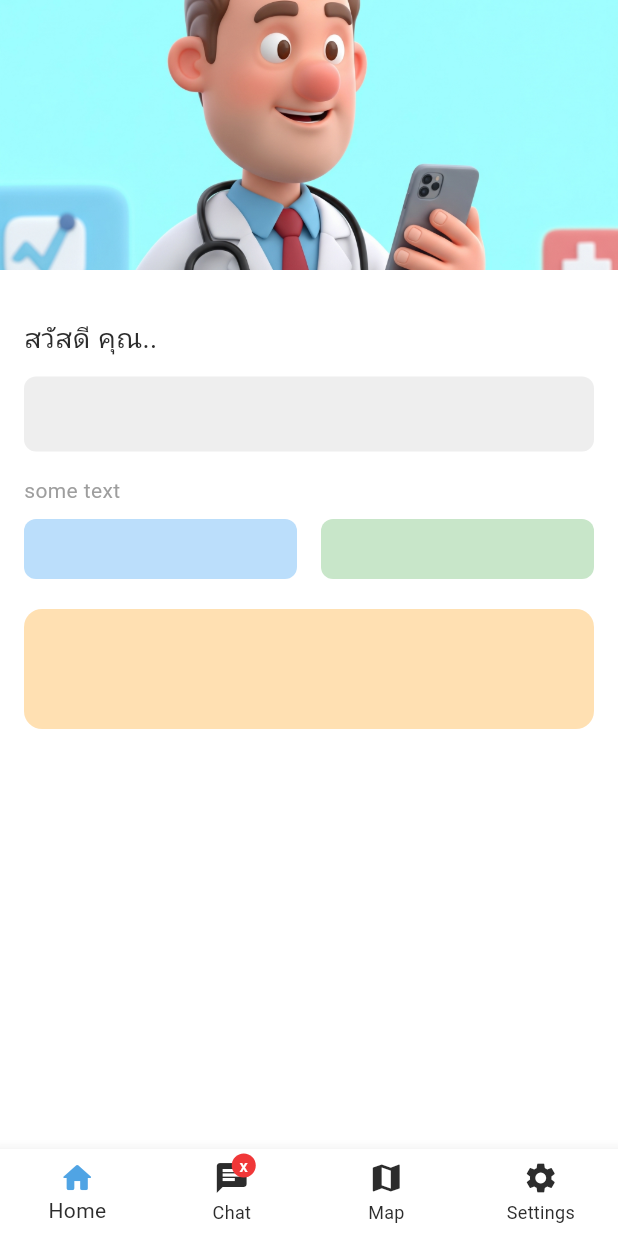
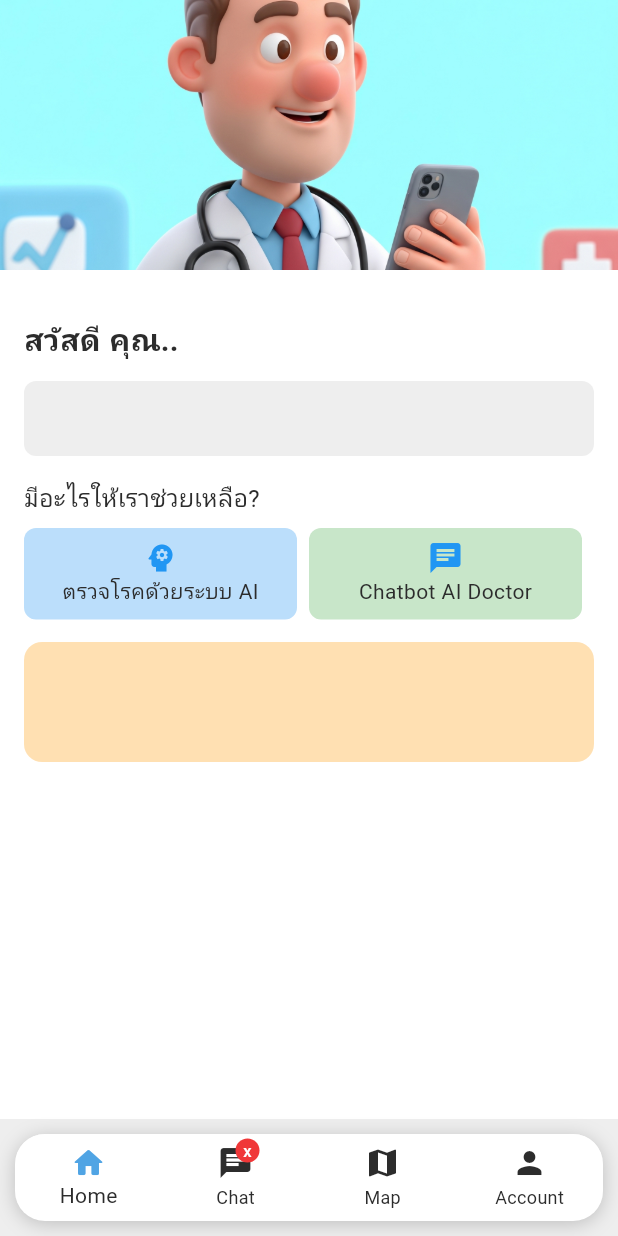
Before and after one commit to kittipongrks/Graduate_Project, a Flutter app: the screen it shows once a user with an empty profile is signed in, on a phone screen of 412 x 824 dp. Run offline on Flutter 3.47's test engine with Material 3 defaults, Android fonts, the phone set to English and light mode, and no system bars; our stand-ins replace cloud_firestore, firebase_auth, firebase_core, flutter_dotenv, google_fonts; accounts and stored records are empty.

Commit message:
update UI

```diff
--- a/lib/navigation_menu.dart
+++ b/lib/navigation_menu.dart
@@ -22,16 +22,31 @@ class _NavigationMenu extends State<NavigationMenu> {
     MyHomePage(),
     MyChatPage(),
     MyMapPage(),
-    SettingPage(),
+    AccountPage(),
 
   ];
   @override
   Widget build(BuildContext context) {
     return Scaffold(
       body: IndexedStack(children: _pages, index: _selectedIndex),
-      bottomNavigationBar: BottomNavigationBar(
+      bottomNavigationBar: Container(
+        margin: const EdgeInsets.all(10),
+        decoration: BoxDecoration(
+          color: Theme.of(context).bottomNavigationBarTheme.backgroundColor,
+          borderRadius: BorderRadius.circular(20),
+          boxShadow: [
+            BoxShadow(
+              color: Colors.black.withOpacity(0.2),
+              blurRadius: 10,
+              offset: const Offset(0, 2), // changes position of shadow
+            ),
+          ],
+        ),
+        child: ClipRRect(
+          borderRadius: BorderRadius.circular(20),
+          child: BottomNavigationBar(
             currentIndex: _selectedIndex,
-        type:BottomNavigationBarType.fixed,
+            type: BottomNavigationBarType.fixed,
             onTap: _navigeteBottomBar,
 
             items: [
@@ -44,9 +59,11 @@ class _NavigationMenu extends State<NavigationMenu> {
                 label: 'Chat',
               ),
               BottomNavigationBarItem(icon: Icon(Icons.map), label: 'Map'),
-        BottomNavigationBarItem(icon: Icon(Icons.settings), label: 'Settings'),
-
-      ]),
+              BottomNavigationBarItem(icon: Icon(Icons.person), label: 'Account'),
+            ],
+          ),
+        ),
+      ),
     );
   }
 }
--- a/lib/pages/setting_page.dart
+++ b/lib/pages/account_page.dart
@@ -1,12 +1,12 @@
 import 'package:flutter/material.dart';
 import 'package:firebase_auth/firebase_auth.dart';
 
-class SettingPage extends StatelessWidget{
+class AccountPage extends StatelessWidget{
   @override
   Widget build(BuildContext context) {
     return Scaffold(
       appBar: AppBar(
-        title: Text('Setting Page'),
+        title: Text('Account Page'),
         actions: [
           IconButton(
             icon: const Icon(Icons.logout),
@@ -18,7 +18,7 @@ class SettingPage extends StatelessWidget{
       ),
 
       body: Center(
-        child: Text('Setting content goes here'),
+        child: Text('Account content goes here'),
       ),
     );
   }
--- /dev/null
+++ b/lib/pages/chat_diagnosis_page.dart
@@ -0,0 +1,18 @@
+import 'package:flutter/material.dart';
+import 'package:firebase_auth/firebase_auth.dart';
+
+class ChatDiagnosisPage extends StatelessWidget{
+  @override
+  Widget build(BuildContext context) {
+    return Scaffold(
+      appBar: AppBar(
+        title: Text('Diagnosis Page'),
+
+      ),
+
+      body: Center(
+        child: Text('diagnosis content goes here'),
+      ),
+    );
+  }
+}
--- a/lib/pages/chat_suggest_page.dart
+++ /dev/null
@@ -1 +0,0 @@
-import 'package:flutter/material.dart';
--- a/lib/pages/home_page.dart
+++ b/lib/pages/home_page.dart
@@ -1,4 +1,5 @@
-
+import 'package:dahcpplication/pages/chat_page.dart';
+import 'package:dahcpplication/pages/chat_diagnosis_page.dart';
 import 'package:flutter/material.dart';
 class MyHomePage extends StatefulWidget {
   const MyHomePage({super.key});
@@ -40,9 +41,12 @@ class _MyHomePageState extends State<MyHomePage> {
                     children: [
                       const Text(
                         'สวัสดี คุณ..',
-                        style: TextStyle(fontSize: 18),
+                        style: TextStyle(fontSize: 20 , fontWeight: FontWeight.bold),
+
                       ),
+
                     ],
+
                   ),
                   const SizedBox(height: 12),
 
@@ -57,8 +61,8 @@ class _MyHomePageState extends State<MyHomePage> {
                   const SizedBox(height: 16),
 
                   const Text(
-                    'some text',
-                    style: TextStyle(fontSize: 14, color: Colors.grey),
+                    'มีอะไรให้เราช่วยเหลือ?',
+                    style: TextStyle(fontSize: 16),
                   ),
                   const SizedBox(height: 8),
 
@@ -66,28 +70,74 @@ class _MyHomePageState extends State<MyHomePage> {
                   Row(
                     children: [
                       Expanded(
+                        child: InkWell(
+                          borderRadius: BorderRadius.circular(8),
+                          onTap: () {
+                            Navigator.push(
+                              context,
+                              MaterialPageRoute(builder: (context) => ChatDiagnosisPage()),
+                            );
+                          },
                           child: Container(
-                          height: 40,
                             margin: const EdgeInsets.only(right: 8),
                             decoration: BoxDecoration(
                               color: Colors.blue[100],
                               borderRadius: BorderRadius.circular(8),
                             ),
+                            child: Padding(
+                              padding: const EdgeInsets.all(8.0),
+                              child: Column(
+                                children: [
+                                  Column(
+                                    mainAxisAlignment: MainAxisAlignment.center,
+                                    children: [
+                                      Icon(Icons.psychology, color: Colors.blue),
+                                      const SizedBox(width: 8),
+                                      Text("ตรวจโรคด้วยระบบ AI"),
+                                    ],
+                                  ),
+                                ],
+                              ),
+                            ),
+                          ),
                         ),
                       ),
                       Expanded(
+                        child: InkWell(
+                          borderRadius: BorderRadius.circular(8),
+                          onTap: () {
+                            Navigator.push(
+                              context,
+                              MaterialPageRoute(builder: (context) => MyChatPage()),
+                            );
+                          },
                           child: Container(
-                          height: 40,
-                          margin: const EdgeInsets.only(left: 8),
+                            margin: const EdgeInsets.only(right: 8),
                             decoration: BoxDecoration(
                               color: Colors.green[100],
                               borderRadius: BorderRadius.circular(8),
+                            ),
+                            child: Padding(
+                              padding: const EdgeInsets.all(8.0),
+                              child: Column(
+                                children: [
+                                  Column(
+                                    mainAxisAlignment: MainAxisAlignment.center,
+                                    children: [
+                                      Icon(Icons.chat, color: Colors.blue),
+                                      const SizedBox(width: 8),
+                                      Text("Chatbot AI Doctor"),
+                                    ],
+                                  ),
+                                ],
+                              ),
+                            ),
                           ),
                         ),
                       ),
                     ],
                   ),
-                  const SizedBox(height: 20),
+                  const SizedBox(height: 15),
 
                   // กล่องใหญ่ด้านล่าง
                   Container(
--- a/lib/pages/page.dart
+++ b/lib/pages/page.dart
@@ -1,8 +1,8 @@
 export './chat_page.dart';
-export './chat_suggest_page.dart';
+export 'chat_diagnosis_page.dart';
 export './home_page.dart';
 export './login_page.dart';
 export './signup_page.dart';
-export './setting_page.dart';
+export 'account_page.dart';
 export './map_page.dart';
-export './setting_page.dart';
+export 'account_page.dart';
```
Lines whose indentation alone changed are shown as unchanged.
